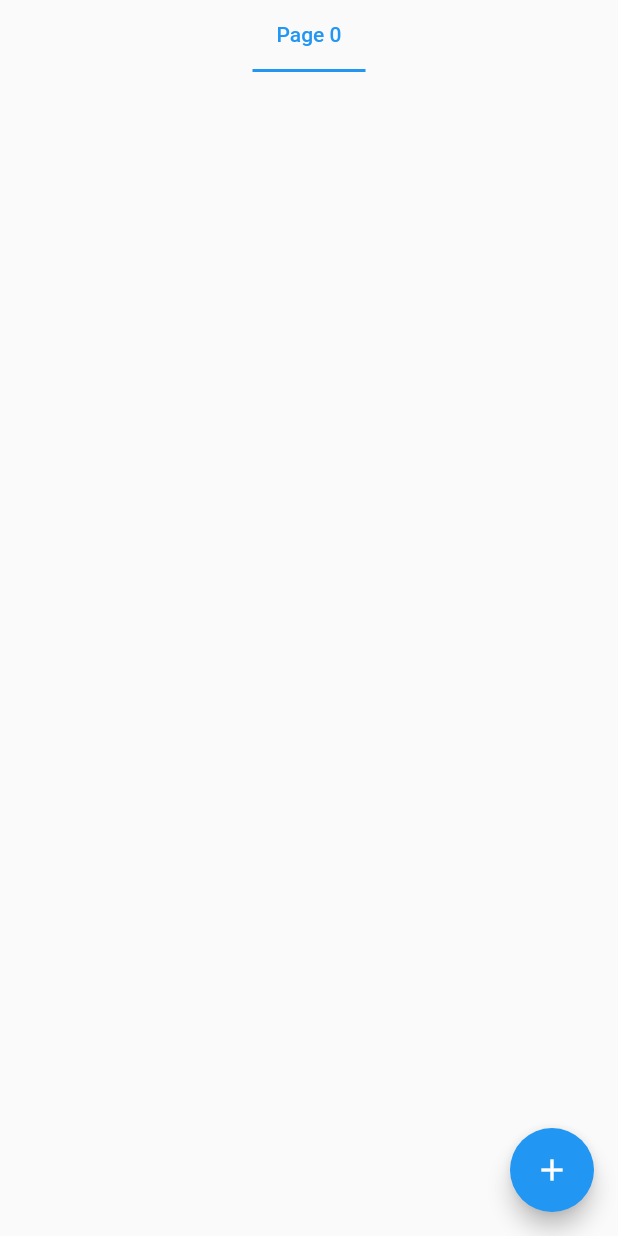
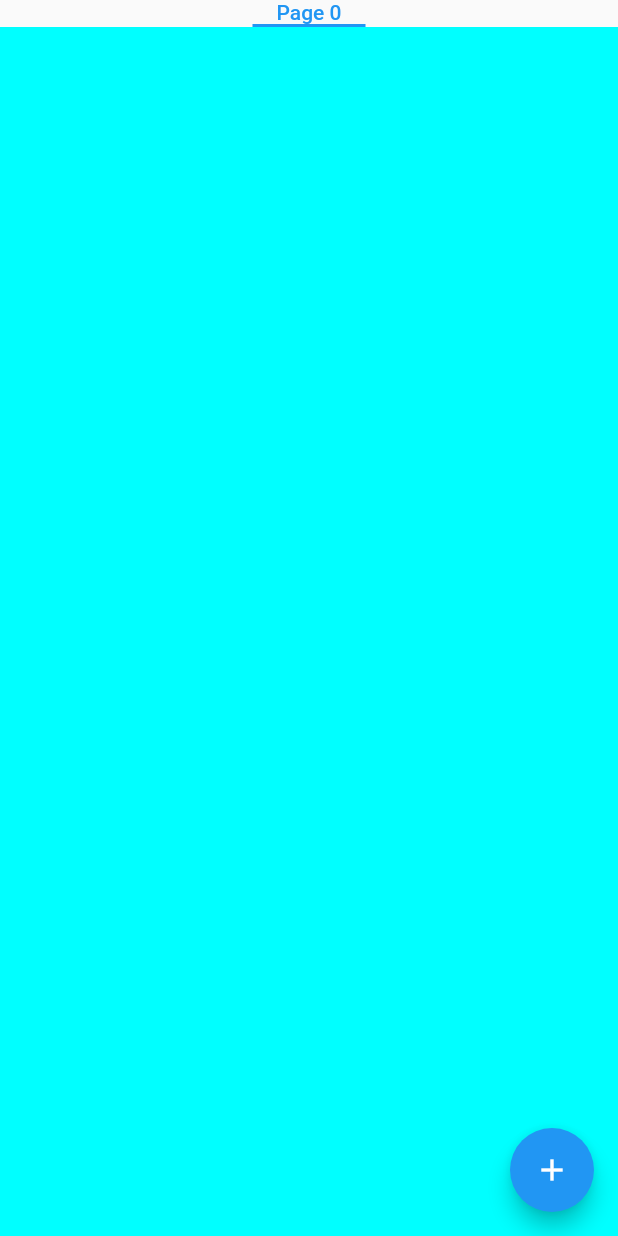
Before and after one commit to filipenanclarez/poc_custom_tabs_memory_leak, a Flutter app: the screen it shows after launch, on a phone screen of 412 x 824 dp. Run offline on Flutter 3.47's test engine with Material 2 defaults, Android fonts, the phone set to English and light mode, and no system bars.

Commit message:
Alteração para criar as instancias e inserir elas na lista, igual a issue original Nao consegui reproduzir o problema Se forcar o GC via alocation profile, ele zera todas as instancias certinho

```diff
--- a/lib/main.dart
+++ b/lib/main.dart
@@ -2,6 +2,9 @@ import 'dart:async';
 
 import 'package:flutter/material.dart';
 import 'package:flutter/services.dart';
+import 'dart:math' as math;
+
+var interactions = 255;
 
 void main() => runApp(MyApp());
 
@@ -21,9 +24,17 @@ class MyHomePage extends StatefulWidget {
 }
 
 class _MyHomePageState extends State<MyHomePage> {
-  List<Map<String, dynamic>> data = [
-    {"titulo": "Page 0"}
+  // List<Map<String, dynamic>> data = [
+  //   {"titulo": "Page 0"}
+  // ];
+
+  List<TabContent> tabContentList = [
+    TabContent(
+      titulo: 'Page 0',
+      changeFactor: 0,
+    )
   ];
+
   int initPosition = 0;
 
   static final customTabState = new GlobalKey<_CustomTabsState>();
@@ -54,13 +65,15 @@ class _MyHomePageState extends State<MyHomePage> {
         child: CustomTabView(
           key: customTabState,
           initPosition: initPosition,
-          itemCount: data.length,
-          tabBuilder: (context, index) => Tab(text: data[index]['titulo']),
-          pageBuilder: (context, index) => TabContent(
-            key: UniqueKey(),
-            titulo: index.toString(),
-            cover: data[index]['cover'],
-          ),
+          itemCount: tabContentList.length,
+          tabBuilder: (context, index) => Text(tabContentList[index].titulo),
+          // pageBuilder: (context, index) => TabContent(
+          //   key: UniqueKey(),
+          //   titulo: index.toString(),
+          //   cover: data[index]['cover'],
+          // ),
+          pageBuilder: (context, index) => tabContentList[index],
+
           onPositionChange: (index) {
             // debugPrint('current position: $index');
             initPosition = index;
@@ -76,43 +89,67 @@ class _MyHomePageState extends State<MyHomePage> {
           Uint8List assetImageUint8List =
               assetImageByteData.buffer.asUint8List();
 
+          var waitTime = 30;
+
           // data.add('Page ${data.length}');
           // data.add(
           //     {'titulo': 'Page ${data.length}', 'cover': assetImageUint8List});
           // setState(() {});
           // return;
 
-          for (var i = 0; i < 13; i++) {
-            for (var j = 0; j < 100; j++) {
+          for (var i = 0; i < 900; i++) {
+            for (var j = 0; j < interactions; j++) {
+              // customTabState.currentState!.controller!
+              //     .animateTo(0, duration: Duration(milliseconds: 100));
+              // await Future.delayed(Duration(milliseconds: waitTime));
               setState(() {
                 // data.add('Page ${data.length}');
-                data.add({
-                  'titulo': 'Page ${data.length}',
-                  'cover': assetImageUint8List
-                });
+                // data.add({
+                //   'titulo': 'Page ${data.length}',
+                //   'cover': assetImageUint8List
+                // });
+                tabContentList.insert(
+                    1,
+                    TabContent(
+                      key: UniqueKey(),
+                      titulo: 'Page ${tabContentList.length}',
+                      cover: assetImageUint8List,
+                      changeFactor: j + 1,
+                    ));
               });
 
               setState(() {});
 
               await customTabState.currentState!.createTabComplete();
 
-              customTabState.currentState!.controller!.animateTo(
-                  data.length - 1,
-                  duration: Duration(milliseconds: 100));
+              customTabState.currentState!.controller!
+                  .animateTo(1, duration: Duration(milliseconds: 25));
 
-              await Future.delayed(Duration(milliseconds: 500));
+              await Future.delayed(Duration(milliseconds: waitTime));
             }
 
-            await Future.delayed(Duration(seconds: 1));
+            await Future.delayed(Duration(seconds: 10));
 
-            for (var j = 0; j < 100; j++) {
+            for (var j = 0; j < interactions; j++) {
+              // customTabState.currentState!.controller!
+              //     .animateTo(0, duration: Duration(milliseconds: 100));
+
+              // await Future.delayed(Duration(milliseconds: waitTime));
+
+              // customTabState.currentState!.controller!
+              //     .animateTo(1, duration: Duration(milliseconds: 100));
+
+              // await Future.delayed(Duration(milliseconds: waitTime));
+
               setState(() {
-                data.removeAt(data.length - 1);
+                // data.removeAt(data.length - 1);
+                tabContentList.removeAt(1);
               });
-              await Future.delayed(Duration(milliseconds: 100));
+
+              await Future.delayed(Duration(milliseconds: waitTime));
             }
 
-            await Future.delayed(Duration(seconds: 1));
+            await Future.delayed(Duration(seconds: 10));
           }
         },
         child: Icon(Icons.add),
@@ -286,13 +323,22 @@ class _CustomTabsState extends State<CustomTabView>
 class TabContent extends StatefulWidget {
   final String titulo;
   Uint8List? cover;
-  TabContent({super.key, required this.titulo, this.cover});
+  int changeFactor;
+  TabContent(
+      {super.key,
+      required this.titulo,
+      this.cover,
+      required this.changeFactor});
 
   @override
   State<TabContent> createState() => _TabContentState();
 }
 
-class _TabContentState extends State<TabContent> {
+class _TabContentState extends State<TabContent>
+    with AutomaticKeepAliveClientMixin {
+  @override
+  bool get wantKeepAlive => true;
+
   @override
   void initState() {
     // WidgetsBinding.instance.addPostFrameCallback((_) async {
@@ -304,20 +350,39 @@ class _TabContentState extends State<TabContent> {
 
   @override
   Widget build(BuildContext context) {
+    super.build(context);
     return Scaffold(
-      body: Column(
-        children: [
-          Expanded(
-            child: widget.cover != null
-                ? Image.memory(
+      body: Container(
+        constraints: BoxConstraints.expand(),
+        color: Color.fromRGBO(
+          widget.changeFactor,
+          255 - widget.changeFactor,
+          255 + widget.changeFactor,
+          1,
+        ),
+        child: widget.cover != null
+            ? Transform.rotate(
+                angle: math.pi /
+                    180 *
+                    ((180 / interactions) * widget.changeFactor.toDouble()),
+                child: ColorFiltered(
+                  colorFilter: ColorFilter.mode(
+                      Color.fromRGBO(
+                        widget.changeFactor,
+                        255 - widget.changeFactor,
+                        255 + widget.changeFactor,
+                        1,
+                      ),
+                      BlendMode.modulate),
+                  child: Image.memory(
                     widget.cover!,
                     fit: BoxFit.fill,
                     // width: 100,
                     // height: 100,
-                  )
-                : Container(),
-          )
-        ],
+                  ),
+                ),
+              )
+            : Container(),
       ),
     );
   }
```
